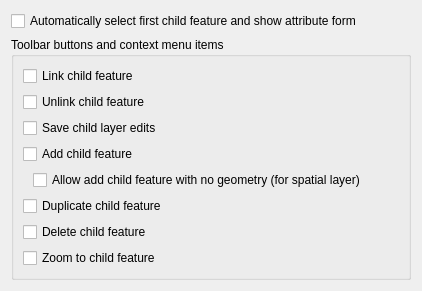
Old version of the form src/ui/qgsrelationeditorconfigwidgetbase.ui in the repository qgis/QGIS.
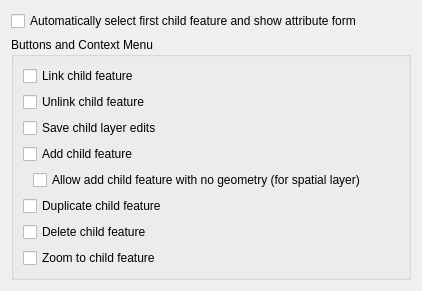
New version of the form.

Commit message: Change widget configuration settings group title as per suggestion

The edit to the form file:
```diff
--- a/src/ui/qgsrelationeditorconfigwidgetbase.ui
+++ b/src/ui/qgsrelationeditorconfigwidgetbase.ui
@@ -33,7 +33,7 @@
       </sizepolicy>
      </property>
      <property name="title">
-      <string>Toolbar buttons and context menu items</string>
+      <string>Buttons and Context Menu</string>
      </property>
      <layout class="QVBoxLayout" name="verticalLayout_2">
       <item>
```
